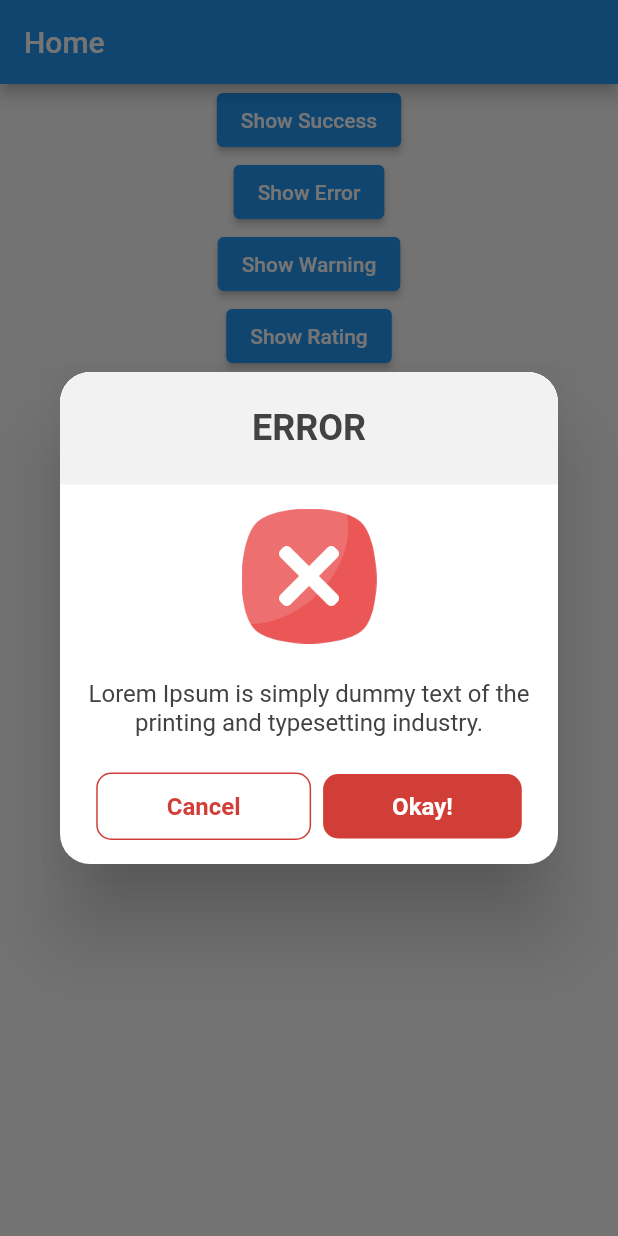
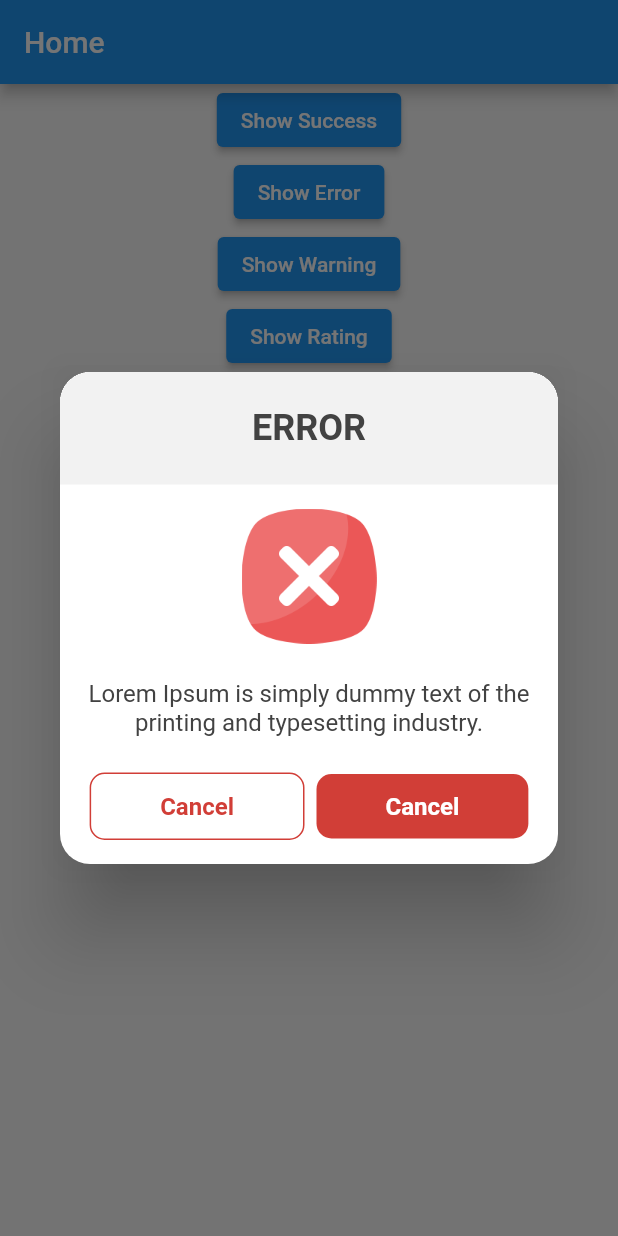
Before and after one commit to omeryilmazel/SwAlert, a Flutter app: the screen it shows after launch, after a tap on "Show Error", on a phone screen of 412 x 824 dp. Run offline on Flutter 3.47's test engine with Material 2 defaults, Android fonts, the phone set to English and light mode, and no system bars.

Commit message:
fixed bug on error

```diff
--- a/lib/src/widgets/error.dart
+++ b/lib/src/widgets/error.dart
@@ -94,7 +94,7 @@ class AlertError extends StatelessWidget {
                 border: Border.all(color: SwColors.errorColor)),
             child: Center(
               child: Text(
-                'Cancel',
+                onCancelText,
                 style: TextStyle(
                     color: SwColors.errorColor,
                     fontWeight: FontWeight.bold,
@@ -118,7 +118,7 @@ class AlertError extends StatelessWidget {
                   borderRadius: BorderRadius.circular(10),
                   color: SwColors.errorColor),
               child:
-                  Center(child: Text('Okay!', style: AlertTextStyle.buttonText))),
+                  Center(child: Text(onConfirmText, style: AlertTextStyle.buttonText))),
         ),
       ],
     );
```
